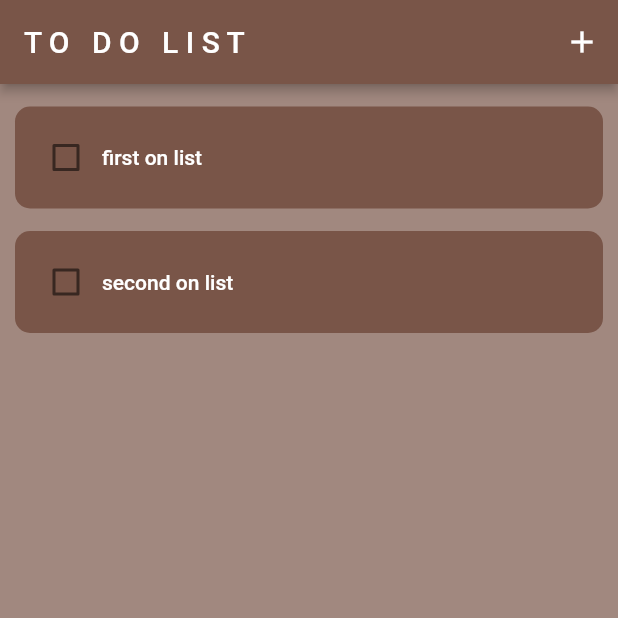
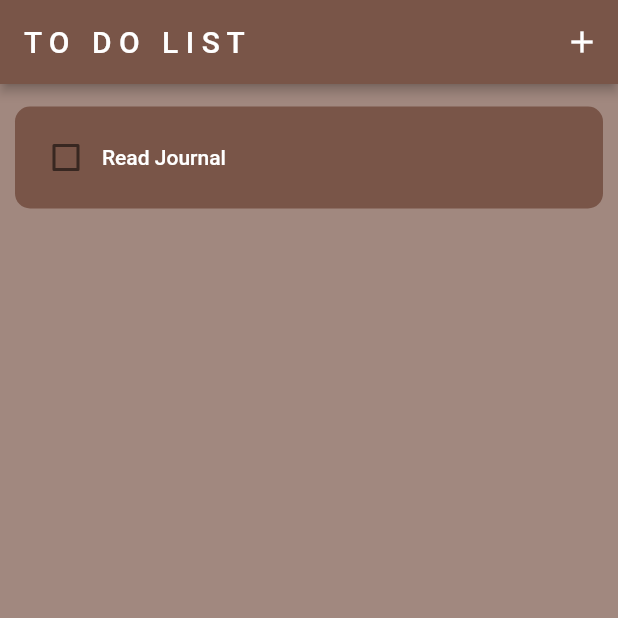
Before and after one commit to Danielogbebor/my_todo_app, a Flutter app: the screen it shows after launch, on a phone screen of 412 x 824 dp, the top half of it. Run offline on Flutter 3.47's test engine with Material 2 defaults, Android fonts, the phone set to English and light mode, and no system bars; our stand-ins replace hive, hive_flutter; accounts and stored records are empty.

Commit message:
Functioning ToDo App

```diff
--- /dev/null
+++ b/lib/hive.dart
@@ -0,0 +1,21 @@
+import 'package:hive/hive.dart';
+import 'package:hive_flutter/hive_flutter.dart';
+
+class ToDoListDataBase {
+  List toDoList = [];
+  void sampleData() {
+    toDoList = [
+      ["Read Journal", false]
+    ];
+  }
+
+  void readData() {
+    toDoList = _toDoListBox.get('ToDoListBox ');
+  }
+
+  void updateData() {
+    _toDoListBox.put('TODO', toDoList);
+  }
+
+  final _toDoListBox = Hive.box('ToDoListBox');
+}
--- a/lib/homepage.dart
+++ b/lib/homepage.dart
@@ -1,23 +1,66 @@
 import 'package:flutter/material.dart';
+import 'package:hive/hive.dart';
+import 'package:hive_flutter/hive_flutter.dart';
 import 'package:my_todo_app/todolist.dart';
 
+import 'dialoginputtext.dart';
+import 'hive.dart';
+
 class HomePage extends StatefulWidget {
-  HomePage({super.key});
+  const HomePage({super.key});
 
   @override
   State<HomePage> createState() => _HomePageState();
 }
 
 class _HomePageState extends State<HomePage> {
-  List toDoList = [
-    ['first on list', false],
-    ['second on list', false]
-  ];
+  final _toDoListBox = Hive.box('ToDoListBox');
+  final _controller = TextEditingController();
+  final ToDoListDataBase db = ToDoListDataBase();
+  @override
+  void initState() {
+    if (_toDoListBox.get('ToDoListBox') == null) {
+      db.sampleData();
+    } else {
+      db.readData();
+    }
+    super.initState();
+  }
 
   void checkTheBox(bool? value, index) {
     setState(() {
-      toDoList[index][1] = !toDoList[index][1];
+      db.toDoList[index][1] = !db.toDoList[index][1];
     });
+    db.updateData();
+  }
+
+  void createTask() {
+    showDialog(
+        context: context,
+        builder: (context) {
+          return DialogInput(
+            cancel: () {
+              Navigator.of(context).pop();
+            },
+            controller: _controller,
+            save: saveToToDoList,
+          );
+        });
+  }
+
+  saveToToDoList() {
+    setState(() {
+      db.toDoList.add([_controller.text, false]);
+    });
+    Navigator.of(context).pop();
+    db.updateData();
+  }
+
+  void deleteTask(int index) {
+    setState(() {
+      db.toDoList.removeAt(index);
+    });
+    db.updateData();
   }
 
   @override
@@ -25,26 +68,29 @@ class _HomePageState extends State<HomePage> {
     return Scaffold(
       backgroundColor: Colors.brown.shade300,
       appBar: AppBar(
-        title: Text("T O   D O   L I S T"),
+        title: const Text("T O   D O   L I S T"),
         elevation: 3,
         actions: [
           IconButton(
             onPressed: () {
-              print("add");
+              createTask();
             },
             icon: Icon(Icons.add, color: Colors.white),
           )
         ],
       ),
       body: ListView.builder(
-        itemCount: toDoList.length,
+        itemCount: db.toDoList.length,
         itemBuilder: (context, index) {
           return ToDoLIst(
+            deleteTask: (context) {
+              deleteTask(index);
+            },
             onChanged: (value) {
               checkTheBox(value, index);
             },
-            task: toDoList[index][0],
-            value: toDoList[index][1],
+            task: db.toDoList[index][0],
+            value: db.toDoList[index][1],
           );
         },
       ),
--- a/lib/main.dart
+++ b/lib/main.dart
@@ -1,7 +1,11 @@
 import 'package:flutter/material.dart';
+import 'package:hive_flutter/hive_flutter.dart';
 import 'package:my_todo_app/homepage.dart';
 
-void main() {
+void main() async {
+  await Hive.initFlutter();
+  var box = await Hive.openBox('ToDoListBox');
+
   runApp(const MyApp());
 }
 
@@ -15,6 +19,6 @@ class MyApp extends StatelessWidget {
         debugShowCheckedModeBanner: false,
         title: 'To Do App',
         theme: ThemeData(primarySwatch: Colors.brown),
-        home: HomePage());
+        home: const HomePage());
   }
 }
```
